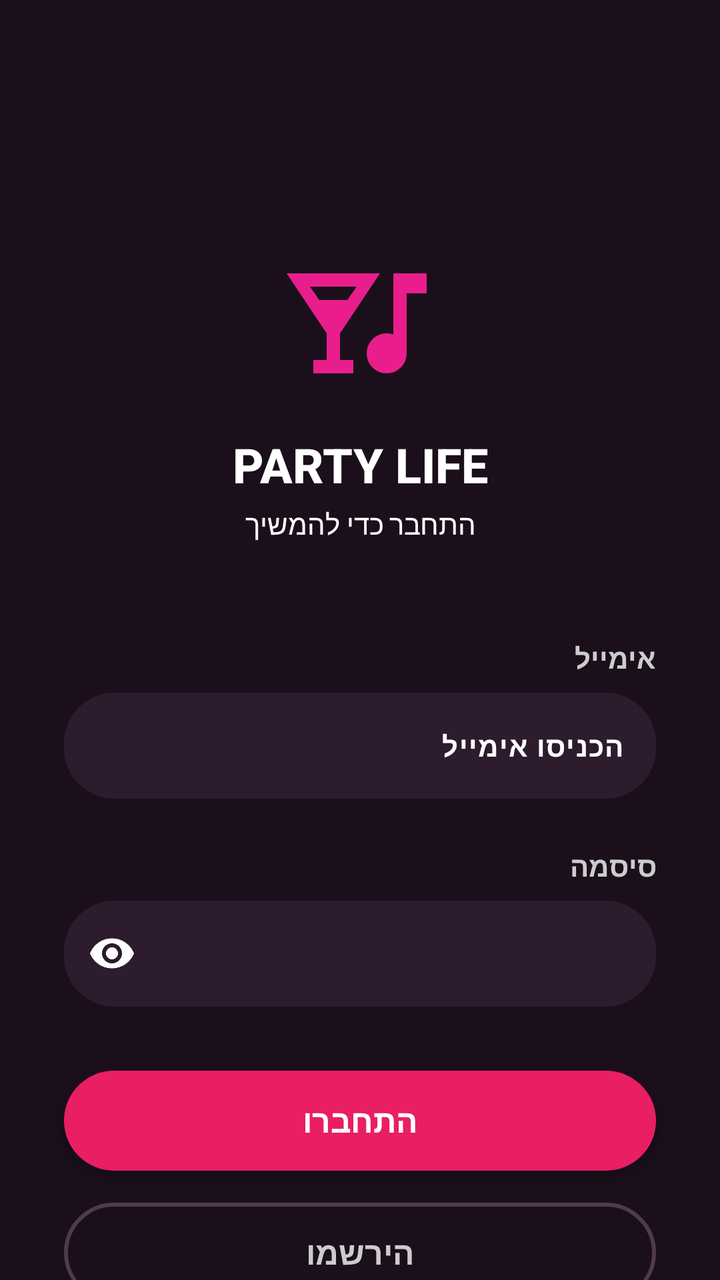
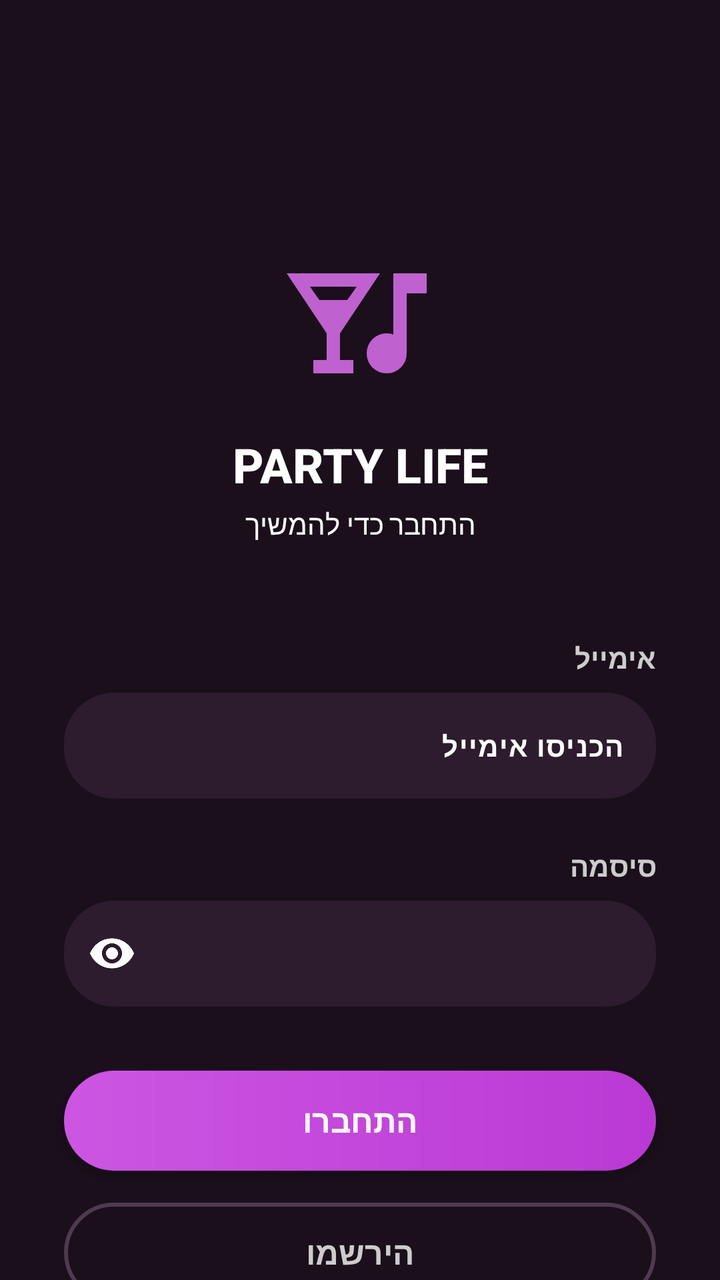

An Android layout rendered at two revisions. The XML below is the earlier revision; the diff shows what the commit changed to produce the second picture.
<!-- AndroidManifest.xml: application theme Theme.PartyLife -->
<!-- res/layout/activity_main.xml -->
<?xml version="1.0" encoding="utf-8"?>
<androidx.constraintlayout.widget.ConstraintLayout
    xmlns:android="http://schemas.android.com/apk/res/android"
    xmlns:app="http://schemas.android.com/apk/res-auto"
    xmlns:tools="http://schemas.android.com/tools"
    android:layout_width="match_parent"
    android:layout_height="match_parent"
    android:id="@+id/main"
    android:background="#1A0F1B"
    android:layoutDirection="rtl">

    <ImageView
        android:id="@+id/logoIcon"
        android:layout_width="80dp"
        android:layout_height="80dp"
        android:layout_marginTop="120dp"
        android:src="@drawable/partyicon"
        android:contentDescription="logo"
        app:layout_constraintTop_toTopOf="parent"
        app:layout_constraintStart_toStartOf="parent"
        app:layout_constraintEnd_toEndOf="parent"
        app:tint="#E91E8C" />

    <TextView
        android:id="@+id/titleText"
        android:layout_width="wrap_content"
        android:layout_height="wrap_content"
        android:layout_marginTop="16dp"
        android:text="PARTY LIFE"
        android:textStyle="bold"
        android:textSize="24sp"
        android:textColor="#FFFFFF"
        android:fontFamily="sans-serif-medium"
        app:layout_constraintTop_toBottomOf="@id/logoIcon"
        app:layout_constraintStart_toStartOf="parent"
        app:layout_constraintEnd_toEndOf="parent" />

    <TextView
        android:id="@+id/subtitleText"
        android:layout_width="wrap_content"
        android:layout_height="wrap_content"
        android:layout_marginTop="4dp"
        android:text="התחבר כדי להמשיך"
        android:textSize="14sp"
        android:textColor="@color/white"
        app:layout_constraintTop_toBottomOf="@id/titleText"
        app:layout_constraintStart_toStartOf="parent"
        app:layout_constraintEnd_toEndOf="parent" />

    <TextView
        android:id="@+id/nameLabel"
        android:layout_width="0dp"
        android:layout_height="wrap_content"
        android:layout_marginStart="32dp"
        android:layout_marginEnd="32dp"
        android:layout_marginTop="48dp"
        android:text="אימייל"
        android:textStyle="bold"
        android:textSize="14sp"
        android:textColor="#CCCCCC"
        android:gravity="right"
        app:layout_constraintTop_toBottomOf="@id/subtitleText"
        app:layout_constraintStart_toStartOf="parent"
        app:layout_constraintEnd_toEndOf="parent" />

    <com.google.android.material.textfield.TextInputLayout
        android:id="@+id/tilFirstName"
        android:layout_width="0dp"
        android:layout_height="wrap_content"
        android:layout_marginStart="32dp"
        android:layout_marginEnd="32dp"
        android:layout_marginTop="8dp"
        app:boxBackgroundColor="#2D1B2E"
        app:boxBackgroundMode="filled"
        app:boxCornerRadiusBottomEnd="25dp"
        app:boxCornerRadiusBottomStart="25dp"
        app:boxCornerRadiusTopEnd="25dp"
        app:boxCornerRadiusTopStart="25dp"
        app:boxStrokeWidth="0dp"
        app:hintEnabled="false"
        app:layout_constraintTop_toBottomOf="@id/nameLabel"
        app:layout_constraintStart_toStartOf="parent"
        app:layout_constraintEnd_toEndOf="parent">

        <com.google.android.material.textfield.TextInputEditText
            android:id="@+id/emailInputLogin"
            android:layout_width="match_parent"
            android:layout_height="wrap_content"
            android:inputType="textEmailAddress"
            android:hint="הכניסו אימייל"
            android:textColor="#FFFFFF"
            android:textColorHint="#FFFFFF"
            android:textSize="14sp"
            android:textStyle="bold"
            android:gravity="right|center_vertical"
            android:background="@null"
            android:imeOptions="actionNext"
            android:minHeight="50dp" />

    </com.google.android.material.textfield.TextInputLayout>

    <TextView
        android:id="@+id/passwordLabel"
        android:layout_width="0dp"
        android:layout_height="wrap_content"
        android:layout_marginStart="32dp"
        android:layout_marginEnd="32dp"
        android:layout_marginTop="24dp"
        android:text="סיסמה"
        android:textStyle="bold"
        android:textSize="14sp"
        android:textColor="#CCCCCC"
        android:gravity="right"
        app:layout_constraintTop_toBottomOf="@id/tilFirstName"
        app:layout_constraintStart_toStartOf="parent"
        app:layout_constraintEnd_toEndOf="parent" />

    <com.google.android.material.textfield.TextInputLayout
        android:id="@+id/tilPassword"
        android:layout_width="0dp"
        android:layout_height="wrap_content"
        android:layout_marginStart="32dp"
        android:layout_marginEnd="32dp"
        android:layout_marginTop="8dp"
        app:boxBackgroundColor="#2D1B2E"
        app:boxBackgroundMode="filled"
        app:boxCornerRadiusBottomEnd="25dp"
        app:boxCornerRadiusBottomStart="25dp"
        app:boxCornerRadiusTopEnd="25dp"
        app:boxCornerRadiusTopStart="25dp"
        app:boxStrokeWidth="0dp"
        app:hintEnabled="false"
        app:endIconMode="password_toggle"
        app:endIconTint="#FFFFFF"
        app:layout_constraintTop_toBottomOf="@id/passwordLabel"
        app:layout_constraintStart_toStartOf="parent"
        app:layout_constraintEnd_toEndOf="parent">

        <com.google.android.material.textfield.TextInputEditText
            android:id="@+id/passwordInput"
            android:layout_width="match_parent"
            android:layout_height="wrap_content"
            android:background="@null"
            android:gravity="right|center_vertical"
            android:hint="הכניסו את הסיסמה שלכם"
            android:imeOptions="actionDone"
            android:inputType="textPassword"
            android:minHeight="50dp"
            android:textColor="#FFFFFF"
            android:textColorHint="#FFFFFF"
            android:textSize="14sp"
            android:textStyle="bold" />

    </com.google.android.material.textfield.TextInputLayout>

    <androidx.appcompat.widget.AppCompatButton
        android:id="@+id/loginButton"
        android:layout_width="0dp"
        android:layout_height="50dp"
        android:layout_marginStart="32dp"
        android:layout_marginEnd="32dp"
        android:layout_marginTop="32dp"
        android:text="התחברו"
        android:textSize="16sp"
        android:textStyle="bold"
        android:textColor="#FFFFFF"
        android:background="@drawable/button_gradient"
        android:fontFamily="sans-serif-medium"
        app:layout_constraintTop_toBottomOf="@id/tilPassword"
        app:layout_constraintStart_toStartOf="parent"
        app:layout_constraintEnd_toEndOf="parent" />

    <androidx.appcompat.widget.AppCompatButton
        android:id="@+id/registerButton"
        android:layout_width="0dp"
        android:layout_height="50dp"
        android:layout_marginStart="32dp"
        android:layout_marginEnd="32dp"
        android:layout_marginTop="16dp"
        android:text="הירשמו"
        android:textStyle="bold"
        android:textSize="16sp"
        android:textColor="#CCCCCC"
        android:background="@drawable/button_outline"
        android:fontFamily="sans-serif-medium"
        app:layout_constraintTop_toBottomOf="@id/loginButton"
        app:layout_constraintStart_toStartOf="parent"
        app:layout_constraintEnd_toEndOf="parent" />

</androidx.constraintlayout.widget.ConstraintLayout>
<!-- resources referenced by this layout -->
<resources>
  <color name="white">#FFFFFFFF</color>
  <!-- drawable button_gradient (drawable) -->
  <?xml version="1.0" encoding="utf-8"?>
  <shape xmlns:android="http://schemas.android.com/apk/res/android">
      <gradient
          android:startColor="#E91E63"
          android:endColor="#E91E63"
          android:angle="0"/>
      <corners android:radius="25dp"/>
  </shape>
  <!-- drawable button_outline (drawable) -->
  <?xml version="1.0" encoding="utf-8"?>
  <shape xmlns:android="http://schemas.android.com/apk/res/android"
      android:shape="rectangle">
      <solid android:color="@android:color/transparent"/> <corners android:radius="25dp"/> <stroke
      android:width="2dp"
  
      android:color="#4F3A4F"
  
      /> </shape>
  <!-- drawable partyicon (drawable) -->
  <vector xmlns:android="http://schemas.android.com/apk/res/android"
      android:width="24dp"
      android:height="24dp"
      android:viewportWidth="960"
      android:viewportHeight="960">
    <path
        android:pathData="M200,800v-80h80v-160L40,200h560L360,560v160h80v80L200,800ZM236,360h168l56,-80L180,280l56,80ZM640,800q-50,0 -85,-35t-35,-85q0,-50 35,-85t85,-35q11,0 21,1.5t19,6.5v-368h200v120L760,320v360q0,50 -35,85t-85,35Z"
        android:fillColor="#FFFFFF"/>
  </vector>
  <style name="Theme.PartyLife" parent="Base.Theme.PartyLife" />
  <style name="Base.Theme.PartyLife" parent="Theme.Material3.Dark.NoActionBar">
        
  
      </style>
</resources>

<!-- the commit's change to res/layout/activity_main.xml (unified diff, before → after) -->
@@ -19,7 +19,7 @@
         app:layout_constraintTop_toTopOf="parent"
         app:layout_constraintStart_toStartOf="parent"
         app:layout_constraintEnd_toEndOf="parent"
-        app:tint="#E91E8C" />
+        app:tint="#C061D0" />
 
     <TextView
         android:id="@+id/titleText"
<!-- resource entries referenced after the edit -->
@@ -5,8 +5,8 @@
   <?xml version="1.0" encoding="utf-8"?>
   <shape xmlns:android="http://schemas.android.com/apk/res/android">
       <gradient
-          android:startColor="#E91E63"
-          android:endColor="#E91E63"
+          android:startColor="#CC56E2"
+          android:endColor="#BA39D5"
           android:angle="0"/>
       <corners android:radius="25dp"/>
   </shape>
